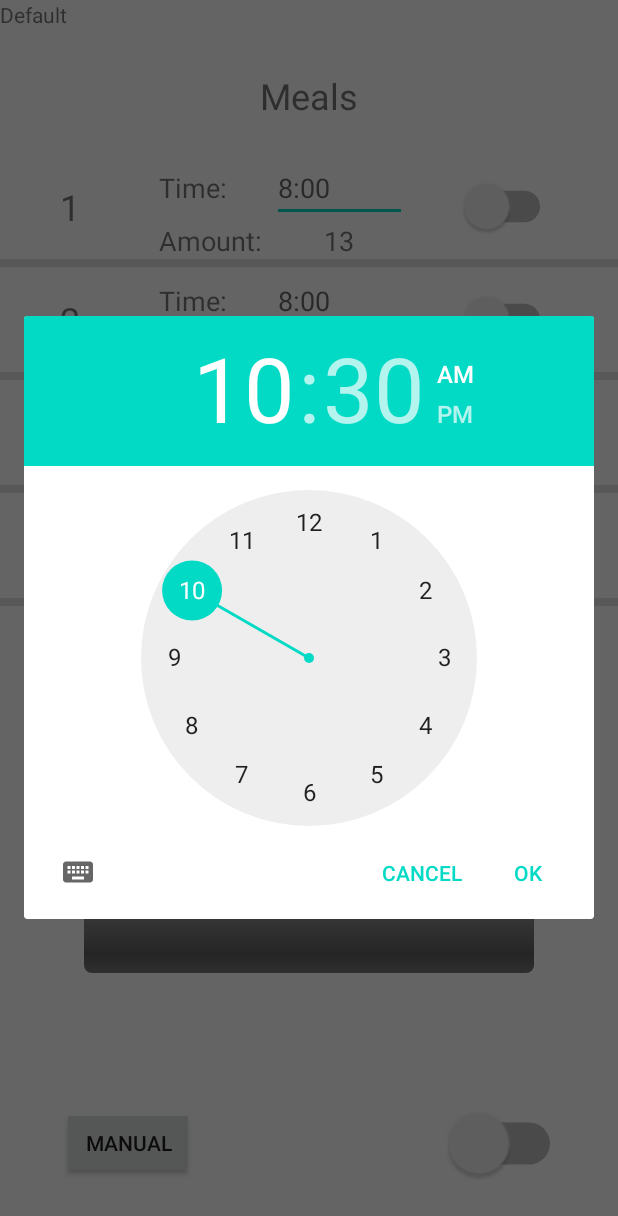
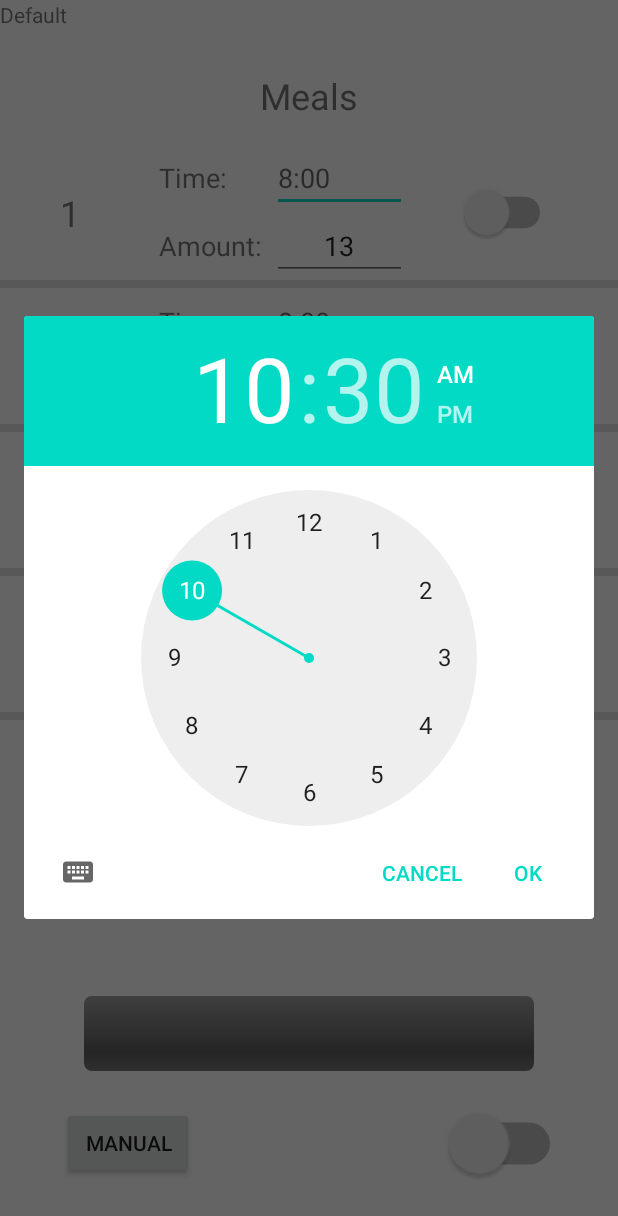
Before and after one commit to Jgangl/Cat-O-Matic, an Android app: the screen it shows after launch (MainActivity), on a phone screen of 412 x 824 dp. Shown: the top 1216 px of the screen. Run offline under Robolectric (Android 15) with nearby library versions, the phone set to English and light mode, and no system bars; our stand-ins replace Firebase (no records; nobody signed in at launch, a user with empty details on screens opened directly); 1 statement that could not run was skipped.

Commit message:
Updating firebase database with meal amounts.

```diff
--- a/app/src/main/java/com/jgangl/cat_o_matic/MainActivity.java
+++ b/app/src/main/java/com/jgangl/cat_o_matic/MainActivity.java
@@ -3,8 +3,12 @@ package com.jgangl.cat_o_matic;
 import android.app.Activity;
 import android.app.TimePickerDialog;
 import android.os.Bundle;
+import android.text.Editable;
 import android.text.InputType;
+import android.text.TextWatcher;
+import android.view.KeyEvent;
 import android.view.View;
+import android.view.inputmethod.EditorInfo;
 import android.widget.Button;
 import android.widget.EditText;
 import android.widget.ProgressBar;
@@ -23,27 +27,18 @@ import java.util.ArrayList;
 import java.util.Calendar;
 
 public class MainActivity extends Activity{
-
-    //String espIP = "192.168.1.198";
-    //int espPort = 4210;
-    //int espReceivePort = 50000;
     FirebaseDatabase database;
 
-    String newTextString;
-
-    Button manualMealButton;
-    Switch enableAllMeals;
-
+    ArrayList<Meal> meals;
     Switch[] switches;
     EditText[] timeInputs;
     EditText[] amountInputs;
 
-
+    Button manualMealButton;
+    Switch enableAllMeals;
     ProgressBar foodLevelProgBar;
 
     TextView textView;
-
-    ArrayList<Meal> meals;
 
     @Override
     protected void onCreate(Bundle savedInstanceState) {
@@ -60,6 +55,13 @@ public class MainActivity extends Activity{
         manualMealButton = findViewById(R.id.ManualMeal_Button_Input);
         enableAllMeals = findViewById(R.id.AllMeals_Switch_Input);
 
+
+        manualMealButton.setOnClickListener(new View.OnClickListener() {
+            @Override
+            public void onClick(View v) {
+                triggerManualFeed();
+            }
+        });
 
         switches = new Switch[5];
         for(int i = 0; i < switches.length; i++){
@@ -94,129 +96,43 @@ public class MainActivity extends Activity{
             });
         }
 
+        amountInputs = new EditText[5];
+        for(int i = 0; i < amountInputs.length; i++){
+            String amountInputName = "Meal"+ (i+1) + "_Amount_Input";
+            int resId = getResources().getIdentifier(amountInputName, "id", getPackageName());
+            amountInputs[i] = findViewById(resId);
 
-        //final EditText mealOneTime = findViewById(R.id.MealOne_Time_Input);
-        //final EditText mealTwoTime = findViewById(R.id.MealTwo_Time_Input);
-        //final EditText mealThreeTime = findViewById(R.id.MealThree_Time_Input);
-        //final EditText mealFourTime = findViewById(R.id.MealFour_Time_Input);
-        //final EditText mealFiveTime = findViewById(R.id.MealFive_Time_Input);
+            final int finalI = i;
 
-        manualMealButton.setOnClickListener(new View.OnClickListener() {
-            @Override
-            public void onClick(View v) {
-                triggerManualFeed();
-            }
-        });
+            amountInputs[i].setOnEditorActionListener(new EditText.OnEditorActionListener() {
+                @Override
+                public boolean onEditorAction(TextView v, int actionId, KeyEvent event) {
+                    boolean handled = false;
+                    if (actionId == EditorInfo.IME_ACTION_DONE) {
+                        amountInputs[finalI].clearFocus();
+                    }
+                    return handled;
+                }
+            });
 
-        /*
-        mealOneTime.setInputType(InputType.TYPE_NULL);
-        mealOneTime.setOnClickListener(new View.OnClickListener() {
-            @Override
-            public void onClick(View v) {
-                showTimeDialog(mealOneTime);
-            }
-        });
-        mealOneTime.setOnFocusChangeListener(new View.OnFocusChangeListener() {
-            @Override
-            public void onFocusChange(View v, boolean hasFocus) {
-            if (hasFocus) {
-                showTimeDialog(mealOneTime);
-            }
-            }
-        });
+            amountInputs[i].setOnFocusChangeListener(new View.OnFocusChangeListener() {
 
-        mealTwoTime.setInputType(InputType.TYPE_NULL);
-        mealTwoTime.setOnClickListener(new View.OnClickListener() {
-            @Override
-            public void onClick(View v) {
-                showTimeDialog(mealTwoTime);
-            }
-        });
-        mealTwoTime.setOnFocusChangeListener(new View.OnFocusChangeListener() {
-            @Override
-            public void onFocusChange(View v, boolean hasFocus) {
-                if (hasFocus) {
-                    showTimeDialog(mealTwoTime);
+                @Override
+                public void onFocusChange(View v, boolean hasFocus) {
+                    // When focus is lost check that the text field has valid values.
+
+                    if (!hasFocus) {
+                        //Need to update database
+                        int newAmt = Integer.parseInt(amountInputs[finalI].getText().toString());
+                        meals.get(finalI).setAmount(newAmt);
+                        updateMealAmount(meals.get(finalI));
+                    }
                 }
-            }
-        });
+            });
+        }
 
-        mealThreeTime.setInputType(InputType.TYPE_NULL);
-        mealThreeTime.setOnClickListener(new View.OnClickListener() {
-            @Override
-            public void onClick(View v) {
-                showTimeDialog(mealThreeTime);
-            }
-        });
-        mealThreeTime.setOnFocusChangeListener(new View.OnFocusChangeListener() {
-            @Override
-            public void onFocusChange(View v, boolean hasFocus) {
-                if (hasFocus) {
-                    showTimeDialog(mealThreeTime);
-                }
-            }
-        });
-
-        mealFourTime.setInputType(InputType.TYPE_NULL);
-        mealFourTime.setOnClickListener(new View.OnClickListener() {
-            @Override
-            public void onClick(View v) {
-                showTimeDialog(mealFourTime);
-            }
-        });
-        mealFourTime.setOnFocusChangeListener(new View.OnFocusChangeListener() {
-            @Override
-            public void onFocusChange(View v, boolean hasFocus) {
-                if (hasFocus) {
-                    showTimeDialog(mealFourTime);
-                }
-            }
-        });
-
-        mealFiveTime.setInputType(InputType.TYPE_NULL);
-        mealFiveTime.setOnClickListener(new View.OnClickListener() {
-            @Override
-            public void onClick(View v) {
-                showTimeDialog(mealFiveTime);
-            }
-        });
-        mealFiveTime.setOnFocusChangeListener(new View.OnFocusChangeListener() {
-            @Override
-            public void onFocusChange(View v, boolean hasFocus) {
-                if (hasFocus) {
-                    showTimeDialog(mealFiveTime);
-                }
-            }
-        });
-        */
         LoadMealsFromDatabase();
     }
-    /*
-    public void mealTimeClicked(View view){
-        switch (view.getId()) {
-            case R.id.Meal1_Time_Input:
-                // Do something
-                updateUI("1");
-                break;
-            case R.id.Meal2_Time_Input:
-                // Do something
-                updateUI("2");
-                break;
-            case R.id.Meal3_Time_Input:
-                // Do something
-                break;
-            case R.id.Meal4_Time_Input:
-                // Do something
-                break;
-            case R.id.Meal5_Time_Input:
-                // Do something
-                break;
-        }
-    }
-
-     */
-
-
 
     private void setFoodLevelProgBar(){
         int newProgress = 0;
@@ -226,6 +142,9 @@ public class MainActivity extends Activity{
     private void triggerManualFeed(){
         //Manual Feed Triggered
 
+        String path = "ManualFeedTrigger/";
+        DatabaseReference myRef = database.getReference(path);
+        myRef.setValue(true);
 
         //Meal meal = new Meal(1, 7, 30, true);
         //textView.setText(meal.getTime().toString());
@@ -235,6 +154,12 @@ public class MainActivity extends Activity{
 
 
     private boolean updateMealAmount(Meal meal){
+        int mealNum = meal.getNum();
+
+        String path = "Meals/" + mealNum + "/Amount";
+        DatabaseReference myRef = database.getReference(path);
+        myRef.setValue(meal.getAmount());
+
         return true;
     }
 
@@ -274,9 +199,13 @@ public class MainActivity extends Activity{
         timePickerDialog.show();
     }
 
-
     public void updateUI(String str){
         textView.setText(str);
+    }
+
+    private void LoadFromDatabase(){
+        DatabaseReference myRef = database.getReference("/");
+
     }
 
     private void LoadMealsFromDatabase(){
@@ -297,16 +226,11 @@ public class MainActivity extends Activity{
                     String time = (String) dataSnapshot.child(Integer.toString(i+1)).child("Time").getValue();
                     Meal meal = new Meal(i+1, (int)amount, enabled, time);
                     meals.add(meal);
-                    //updateUI(Integer.toString(i));
 
-                    if(enabled){
-                        switches[i].setChecked(true);
-                    }
-
+                    switches[i].setChecked(enabled);
                     timeInputs[i].setText(time);
+                    amountInputs[i].setText(Long.toString(amount));
                 }
-
-
             }
 
             @Override
--- a/app/src/main/java/com/jgangl/cat_o_matic/Meal.java
+++ b/app/src/main/java/com/jgangl/cat_o_matic/Meal.java
@@ -92,4 +92,12 @@ public class Meal {
     public void setEnableSwitch(Switch enableSwitch) {
         this.enableSwitch = enableSwitch;
     }
+
+    public int getAmount() {
+        return amount;
+    }
+
+    public void setAmount(int amount) {
+        this.amount = amount;
+    }
 }
--- a/app/src/main/res/layout/activity_main.xml
+++ b/app/src/main/res/layout/activity_main.xml
@@ -79,13 +79,15 @@
                         android:text="Amount:"
                         android:textSize="18sp" />
 
-                    <TextView
+                    <EditText
                         android:id="@+id/Meal1_Amount_Input"
                         android:layout_width="90dp"
                         android:layout_height="wrap_content"
                         android:text="13"
                         android:textAlignment="center"
-                        android:textSize="18sp" />
+                        android:textSize="18sp"
+                        android:inputType="numberDecimal"
+                        android:imeOptions="actionDone"/>
 
                 </LinearLayout>
             </LinearLayout>
@@ -175,13 +177,15 @@
                         android:text="Amount:"
                         android:textSize="18sp" />
 
-                    <TextView
+                    <EditText
                         android:id="@+id/Meal2_Amount_Input"
                         android:layout_width="90dp"
                         android:layout_height="wrap_content"
                         android:text="13"
                         android:textAlignment="center"
-                        android:textSize="18sp" />
+                        android:textSize="18sp"
+                        android:inputType="numberDecimal"
+                        android:imeOptions="actionDone"/>
 
                 </LinearLayout>
             </LinearLayout>
@@ -271,13 +275,15 @@
                         android:text="Amount:"
                         android:textSize="18sp" />
 
-                    <TextView
+                    <EditText
                         android:id="@+id/Meal3_Amount_Input"
                         android:layout_width="90dp"
                         android:layout_height="wrap_content"
                         android:text="13"
                         android:textAlignment="center"
-                        android:textSize="18sp" />
+                        android:textSize="18sp"
+                        android:inputType="numberDecimal"
+                        android:imeOptions="actionDone"/>
 
                 </LinearLayout>
             </LinearLayout>
@@ -367,13 +373,15 @@
                         android:text="Amount:"
                         android:textSize="18sp" />
 
-                    <TextView
+                    <EditText
                         android:id="@+id/Meal4_Amount_Input"
                         android:layout_width="90dp"
                         android:layout_height="wrap_content"
                         android:text="13"
                         android:textAlignment="center"
-                        android:textSize="18sp" />
+                        android:textSize="18sp"
+                        android:inputType="numberDecimal"
+                        android:imeOptions="actionDone"/>
 
                 </LinearLayout>
             </LinearLayout>
@@ -463,13 +471,15 @@
                         android:text="Amount:"
                         android:textSize="18sp" />
 
-                    <TextView
+                    <EditText
                         android:id="@+id/Meal5_Amount_Input"
                         android:layout_width="90dp"
                         android:layout_height="wrap_content"
                         android:text="13"
                         android:textAlignment="center"
-                        android:textSize="18sp" />
+                        android:textSize="18sp"
+                        android:inputType="numberDecimal"
+                        android:imeOptions="actionDone"/>
 
                 </LinearLayout>
             </LinearLayout>
@@ -519,7 +529,7 @@
         style="@android:style/Widget.ProgressBar.Horizontal"
         android:layout_width="300dp"
         android:layout_height="50dp"
-        android:layout_marginBottom="175dp"
+        android:layout_marginBottom="110dp"
         android:maxHeight="50dp"
         android:minHeight="50dp"
         android:progress="0"
```
